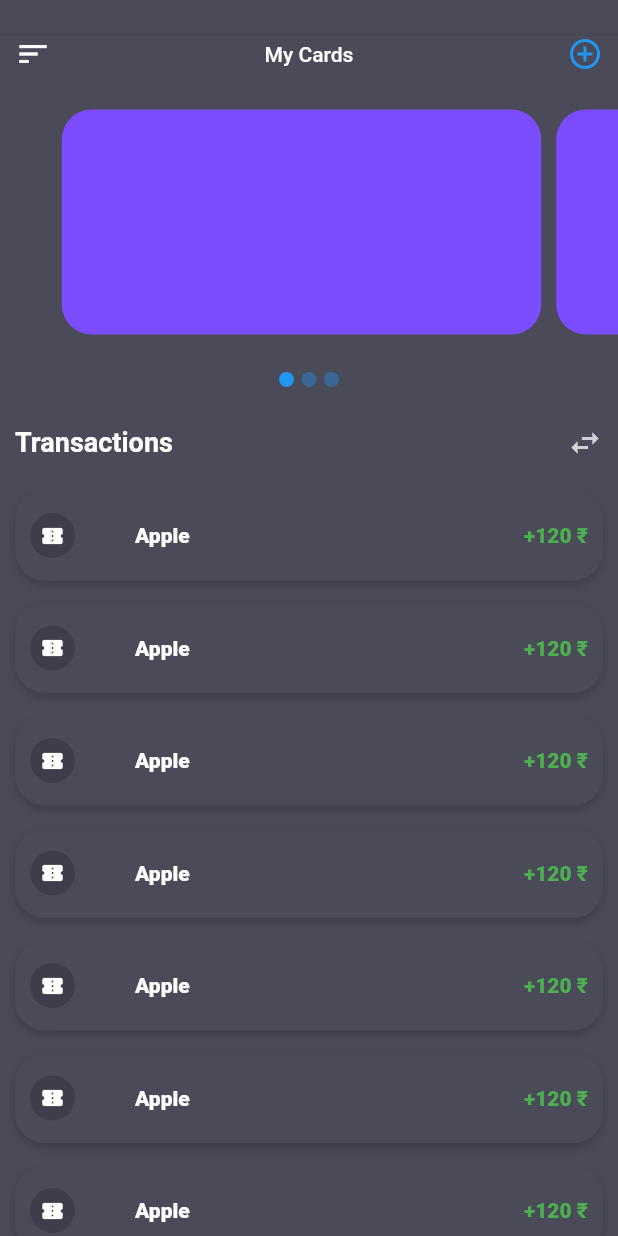
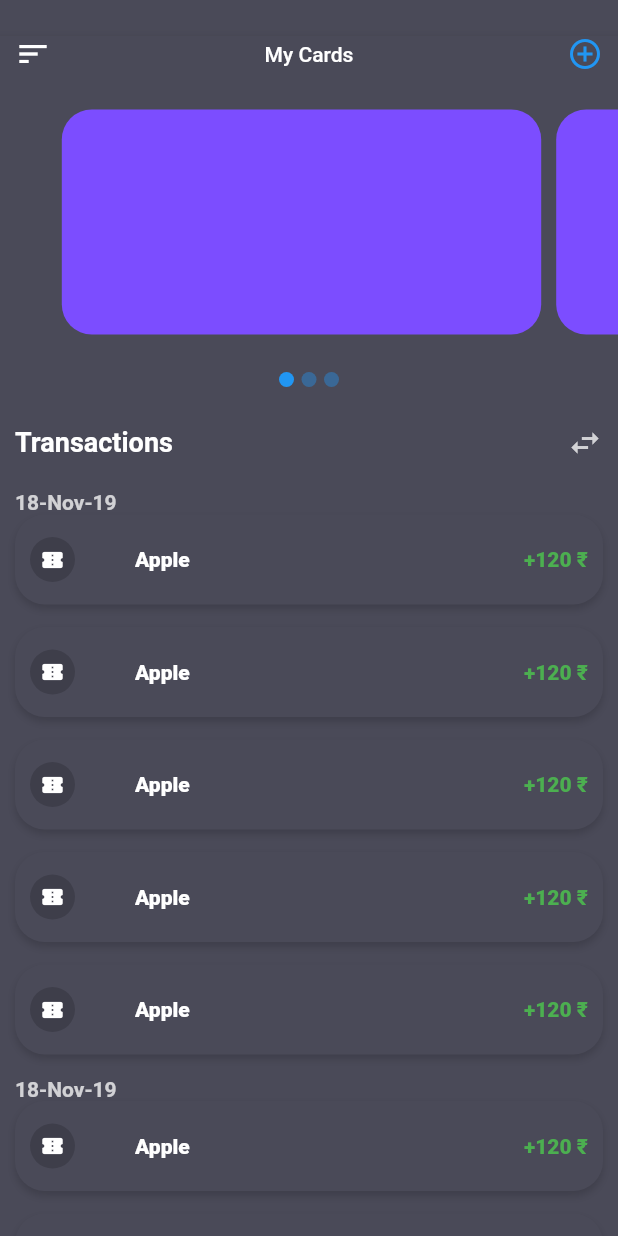
Before and after one commit to nimesh1997/flutter_dashboard_ui, a Flutter app: the screen it shows after launch, on a phone screen of 412 x 824 dp. Run offline on Flutter 3.47's test engine with Material 2 defaults, Android fonts, the phone set to English and light mode, and no system bars; our stand-ins replace dots_indicator.

Commit message:
minor design changes

```diff
--- a/lib/screens/HomeScreen.dart
+++ b/lib/screens/HomeScreen.dart
@@ -60,6 +60,10 @@ class _HomeScreenState extends State<HomeScreen> with SingleTickerProviderStateM
           left: 20.0,
         ),
         child: Column(
+        mainAxisAlignment: MainAxisAlignment.spaceBetween,
+          children: <Widget>[
+            SizedBox(),
+            Column(
               crossAxisAlignment: CrossAxisAlignment.start,
               mainAxisAlignment: MainAxisAlignment.center,
               children: <Widget>[
@@ -140,6 +144,27 @@ class _HomeScreenState extends State<HomeScreen> with SingleTickerProviderStateM
                       style: TextStyle(color: Colors.white, fontWeight: FontWeight.w500),
                     ),
                   ],
+                ),
+              ],
+            ),
+            Padding(
+              padding: const EdgeInsets.only(bottom: 20.0),
+              child: Row(
+                children: <Widget>[
+                  Icon(
+                    Icons.assignment_return,
+                    color: Colors.white,
+                    size: 16.0,
+                  ),
+                  SizedBox(
+                    width: 5.0,
+                  ),
+                  Text(
+                    'Log out',
+                    style: TextStyle(color: Colors.white, fontWeight: FontWeight.w500),
+                  ),
+                ],
+              ),
             ),
           ],
         ),
@@ -299,7 +324,15 @@ class _HomeScreenState extends State<HomeScreen> with SingleTickerProviderStateM
   }
 
   Widget _buildListItem(int index) {
-    return Container(
+    return Column(
+      crossAxisAlignment: CrossAxisAlignment.start,
+      children: <Widget>[
+        Padding(
+          padding: const EdgeInsets.only(left: 10.0, right: 10.0),
+          child: _buildDateTime(index),
+        ),
+        // list row item
+        Container(
           height: 60.0,
           margin: EdgeInsets.only(left: 10.0, bottom: 15.0, right: 10.0),
           decoration: BoxDecoration(
@@ -339,6 +372,8 @@ class _HomeScreenState extends State<HomeScreen> with SingleTickerProviderStateM
               )
             ],
           ),
+        )
+      ],
     );
   }
 
@@ -364,6 +399,15 @@ class _HomeScreenState extends State<HomeScreen> with SingleTickerProviderStateM
     );
   }
 
+  /// dummy
+  Widget _buildDateTime(int index){
+    if(index % 5 == 0){
+      return Text('18-Nov-19 ', style: TextStyle(color: Colors.white.withOpacity(0.75), fontWeight: FontWeight.w600, fontSize: 14.0),);
+    }else{
+      return SizedBox();
+    }
+  }
+
   _buildSingleDot(Color color) {
     return Container(
       width: 10.0,
```
Lines whose indentation alone changed are shown as unchanged.
